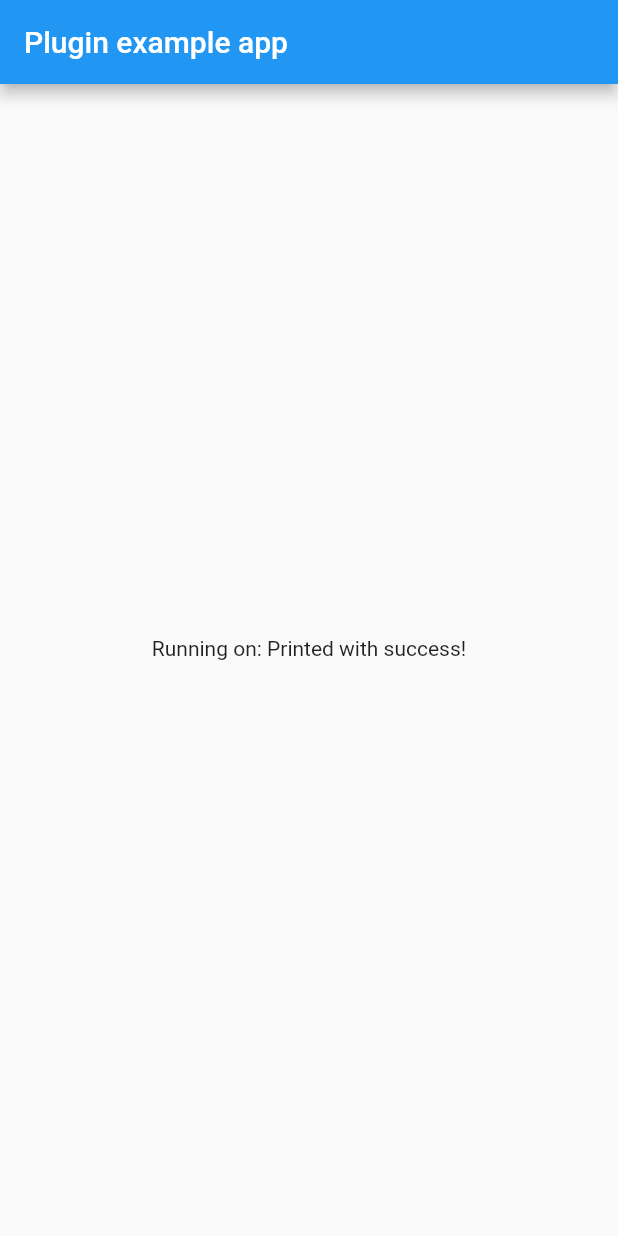
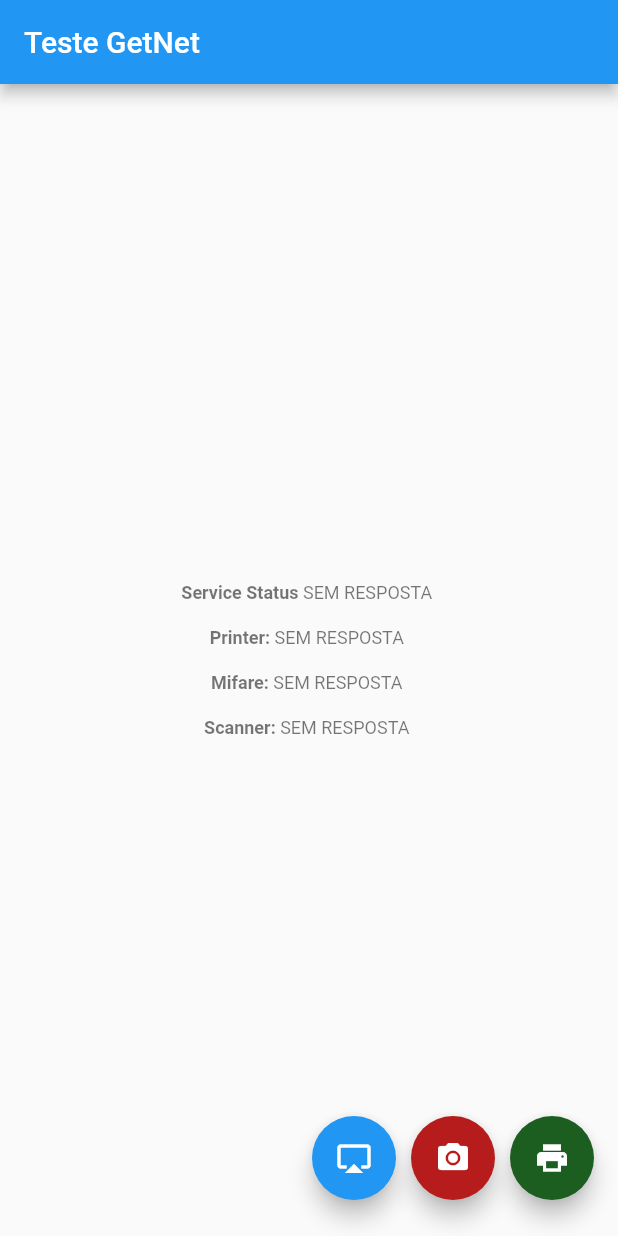
Before and after one commit to joaomarccos/getnet_pos, a Flutter app: the screen it shows after launch, on a phone screen of 412 x 824 dp. Run offline on Flutter 3.47's test engine with Material 2 defaults, Android fonts, the phone set to English and light mode, and no system bars.

Commit message:
examples

```diff
--- a/example/lib/main.dart
+++ b/example/lib/main.dart
@@ -1,63 +1,173 @@
 import 'package:flutter/material.dart';
-import 'dart:async';
-
-import 'package:flutter/services.dart';
 import 'package:getnet_pos/getnet_pos.dart';
 
 void main() => runApp(MyApp());
 
-class MyApp extends StatefulWidget {
+class MyApp extends StatelessWidget {
   @override
-  _MyAppState createState() => _MyAppState();
+  Widget build(BuildContext context) {
+    return MaterialApp(
+      title: 'Flutter Demo',
+      theme: ThemeData(
+        primarySwatch: Colors.blue,
+      ),
+      home: MyHomePage(title: 'Teste GetNet'),
+    );
+  }
 }
 
-class _MyAppState extends State<MyApp> {
-  String _operationResult = 'Unknown';
+class MyHomePage extends StatefulWidget {
+  MyHomePage({Key key, this.title}) : super(key: key);
+
+  final String title;
+
+  @override
+  _MyHomePageState createState() => _MyHomePageState();
+}
+
+class _MyHomePageState extends State<MyHomePage> {
+  String serviceStatus;
+
+  String printerStatus;
+
+  String mifareStatus;
+
+  String scannerStatus;
 
   @override
   void initState() {
     super.initState();
-    initPlatformState();
+    checkService();
   }
 
-  // Platform messages are asynchronous, so we initialize in an async method.
-  Future<void> initPlatformState() async {
-    String result;
-    // Platform messages may fail, so we use a try/catch PlatformException.
-    try {
-      // Example to print
+  @override
+  Widget build(BuildContext context) {
+    return Scaffold(
+      appBar: AppBar(
+        title: Text(widget.title),
+      ),
+      body: Center(
+        child: Column(
+          mainAxisAlignment: MainAxisAlignment.center,
+          children: <Widget>[
+            LabeledValue('Service Status', serviceStatus),
+            LabeledValue('Printer:', printerStatus),
+            LabeledValue('Mifare:', mifareStatus),
+            LabeledValue('Scanner:', scannerStatus),
+          ],
+        ),
+      ),
+      floatingActionButton: Padding(
+        padding: const EdgeInsets.only(bottom: 8.0),
+        child: Row(
+          mainAxisAlignment: MainAxisAlignment.end,
+          children: <Widget>[
+            FloatingActionButton(
+              onPressed: nfc,
+              child: Icon(Icons.airplay),
+            ),
+            SizedBox(
+              width: 10,
+            ),
+            FloatingActionButton(
+              onPressed: scan,
+              backgroundColor: Colors.red[900],
+              child: Icon(Icons.camera_alt),
+            ),
+            SizedBox(
+              width: 10,
+            ),
+            FloatingActionButton(
+              onPressed: impressao,
+              backgroundColor: Colors.green[900],
+              child: Icon(Icons.print),
+            ),
+          ],
+        ),
+      ),
+    );
+  }
+
+  void impressao() {
+    setState(() {
+      printerStatus = null;
+    });
     GetnetPos.print(
       [
         "Header is the first line",
         "Content line 1",
         "Content line 2",
       ],
-        printBarcode: true,
-      );
-      result = 'Printed with success!';
-    } on PlatformException {
-      result = 'Failed to print.';
+      printBarcode: false, //default is true
+    )
+        .then((_) => setState(() {
+              printerStatus = 'Normal';
+            }))
+        .catchError((e) => setState(() {
+              printerStatus = 'Error: ${e.code} -> ${e.message}';
+            }));
   }
 
-    // If the widget was removed from the tree while the asynchronous platform
-    // message was in flight, we want to discard the reply rather than calling
-    // setState to update our non-existent appearance.
-    if (!mounted) return;
-
+  void nfc() {
     setState(() {
-      _operationResult = result;
+      mifareStatus = 'Mantenha o cartão próximo!';
+    });
+    Future.delayed(Duration(seconds: 2), () {
+      GetnetPos.getMifareCardSN()
+          .then((csn) => setState(() {
+                mifareStatus = 'Leitura: $csn';
+              }))
+          .catchError((e) => setState(() {
+                mifareStatus = 'Error: ${e.code} -> ${e.message}';
+              }));
     });
   }
 
+  void checkService() async {
+    var status = await GetnetPos.checkService(label: '');
+    setState(() {
+      serviceStatus = status;
+    });
+  }
+
+  void scan() {
+    setState(() {
+      scannerStatus = null;
+    });
+    GetnetPos.scan()
+        .then((result) => setState(() {
+              scannerStatus = 'Leitura: $result';
+            }))
+        .catchError((e) => setState(() {
+              debugPrint(e.toString());
+              scannerStatus = 'Error: ${e.code} -> ${e.message}';
+            }));
+  }
+}
+
+class LabeledValue extends StatelessWidget {
+  final String label;
+  final String value;
+  const LabeledValue(
+    this.label,
+    this.value, {
+    Key key,
+  }) : super(key: key);
+
   @override
   Widget build(BuildContext context) {
-    return MaterialApp(
-      home: Scaffold(
-        appBar: AppBar(
-          title: const Text('Plugin example app'),
+    return Padding(
+      padding: const EdgeInsets.all(8.0),
+      child: RichText(
+        text: TextSpan(
+          text: label,
+          style: Theme.of(context).textTheme.caption.copyWith(fontWeight: FontWeight.bold),
+          children: [
+            TextSpan(
+              text: value ?? ' SEM RESPOSTA ',
+              style: Theme.of(context).textTheme.caption,
             ),
-        body: Center(
-          child: Text('Running on: $_operationResult\n'),
+          ],
         ),
       ),
     );
--- a/lib/getnet_pos.dart
+++ b/lib/getnet_pos.dart
@@ -6,7 +6,7 @@ class GetnetPos {
   /// Print a list of strings.
   /// Uses the qrCodePattern to match the qrCode. If matches the qrcode is printed.
   /// Uses the barcodePattern to match the barcode. If matches the barcode is printed.
-  static void print(
+  static Future<void> print(
     List<String> list, {
     String qrCodePattern = '(\\d{44}\\|.*\$)',
     String barcodePattern = '^\\d{1,}.\$',
--- a/pubspec.yaml
+++ b/pubspec.yaml
@@ -1,6 +1,6 @@
 name: getnet_pos
 description: This is a plugin wrapper to handle calls to getnet pos hardware sdk.
-version: 0.4.3
+version: 0.4.7
 author: João Marcos Ferreira <joaomarccos.ads@gmail.com>
 homepage: https://github.com/joaomarccos/getnet_pos
 
```
Also changed, not shown: example/pubspec.lock, pubspec.lock, 2 other files. Lines whose indentation alone changed are shown as unchanged.
